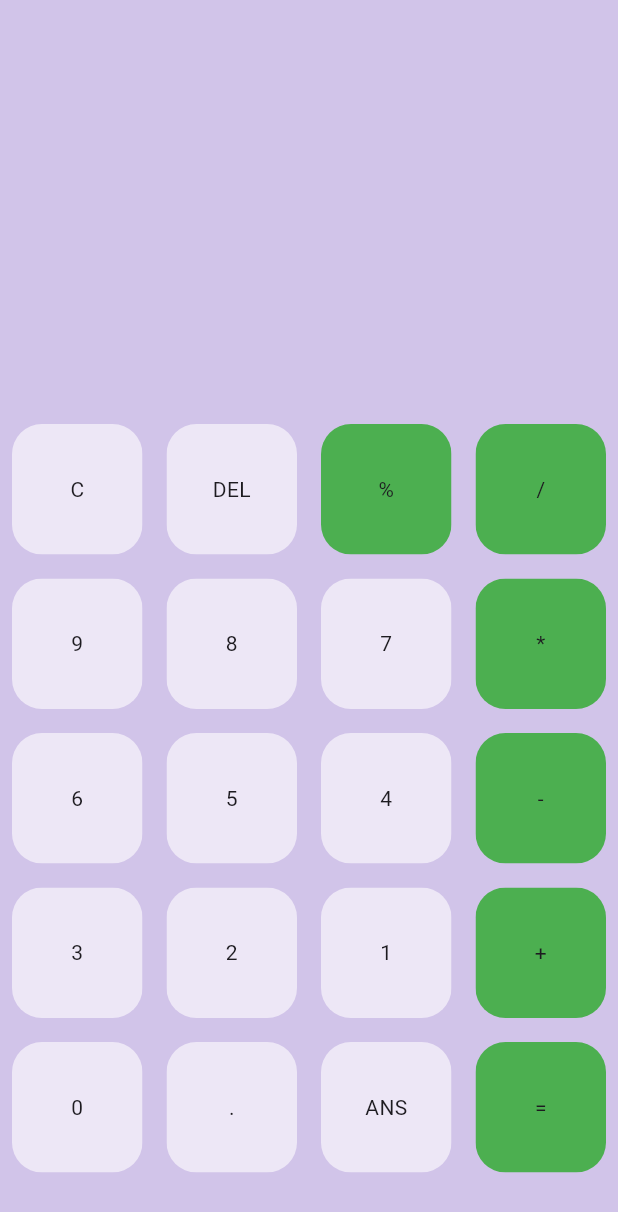
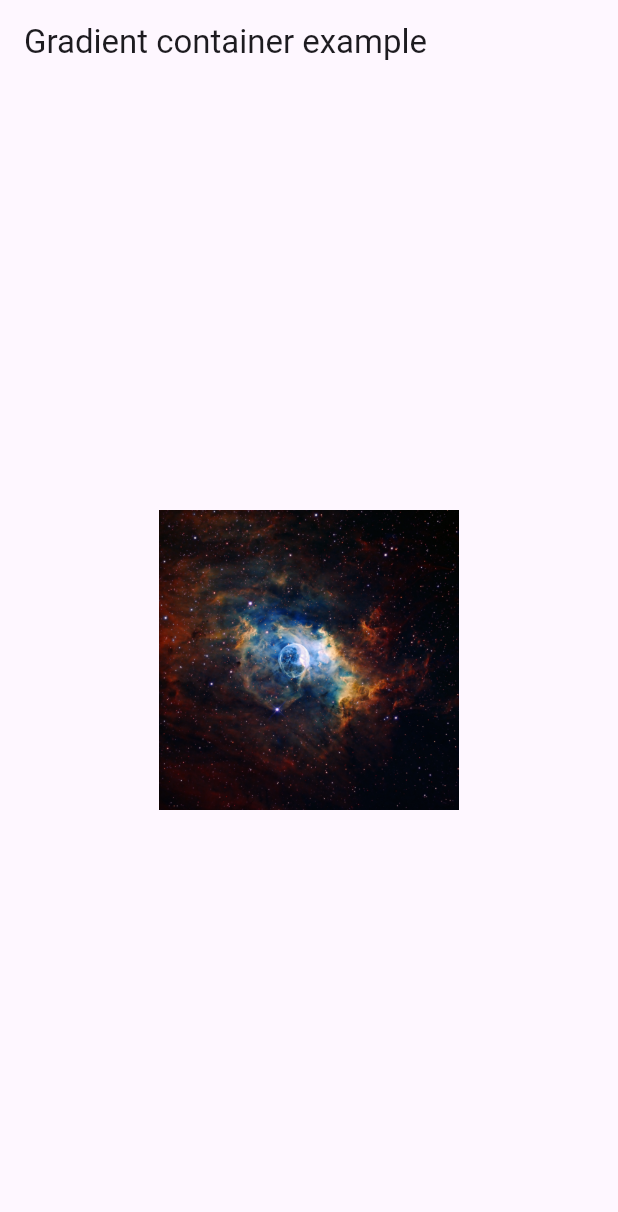
Before and after one commit to nandananp/flutter-development, a Flutter app: the screen it shows after launch, on a phone screen of 412 x 824 dp. Shown: the top 1212 px of the screen. Run offline on Flutter 3.47's test engine with Material 3 defaults, Android fonts, the phone set to English and light mode, and no system bars.

Commit message:
feat:secondapp

```diff
--- a/lib/buttons.dart
+++ /dev/null
@@ -1,33 +0,0 @@
-import 'package:flutter/material.dart';
-
-class MyButton extends StatelessWidget {
-  // ignore: prefer_typing_uninitialized_variables
-  final color;
-  // ignore: prefer_typing_uninitialized_variables
-  final textcolor;
-  final String buttontext;
-  const MyButton(
-      {super.key,
-      this.color,
-      this.textcolor,
-      required this.buttontext,
-      required Color textColor});
-
-  @override
-  Widget build(BuildContext context) {
-    return Padding(
-      padding: const EdgeInsets.all(8.0),
-      child: ClipRRect(
-        borderRadius: BorderRadius.circular(20),
-        child: Container(
-            color: color,
-            child: Center(
-              child: Text(
-                buttontext,
-                style: TextStyle(color: textcolor),
-              ),
-            )),
-      ),
-    );
-  }
-}
--- a/lib/main.dart
+++ b/lib/main.dart
@@ -1,94 +1,27 @@
-// ignore_for_file: avoid_unnecessary_containers
-
-import 'package:calculator_app/buttons.dart';
 import 'package:flutter/material.dart';
 
 void main() {
-  runApp(const Calculatorapp());
+  runApp(const MyApp());
 }
 
-class Calculatorapp extends StatelessWidget {
-  //constructor
-  const Calculatorapp({Key? key}) : super(key: key);
+class MyApp extends StatelessWidget {
+  const MyApp({Key? key}) : super(key: key);
 
-//build function
   @override
   Widget build(BuildContext context) {
-    return const MaterialApp(
-      debugShowCheckedModeBanner: false,
-      //calling homepage state
-      home: HomePage(),
+    return MaterialApp(
+      home: Scaffold(
+        appBar: AppBar(
+          title: const Text('Gradient container example'),
+        ),
+        body: Center(
+          child: SizedBox(
+            height: 500,
+            width: 200,
+            child: Image.asset('assets/images/space.jpg'),
+          ),
+        ),
+      ),
     );
   }
 }
-
-//definition of homePageState function
-class HomePage extends StatefulWidget {
-  const HomePage({Key? key}) : super(key: key);
-
-  @override
-  HomePageState createState() => HomePageState();
-}
-
-class HomePageState extends State<HomePage> {
-  final List<String> buttons = [
-    'C',
-    'DEL',
-    '%',
-    '/',
-    '9',
-    '8',
-    '7',
-    '*',
-    '6',
-    '5',
-    '4',
-    '-',
-    '3',
-    '2',
-    '1',
-    '+',
-    '0',
-    '.',
-    'ANS',
-    '=',
-  ];
-  @override
-  Widget build(BuildContext context) {
-    return Scaffold(
-      backgroundColor: Colors.deepPurple[100],
-      body: Column(
-        children: <Widget>[
-          Expanded(
-            child: Container(),
-          ),
-          Expanded(
-            flex: 2,
-            child: Container(
-              child: GridView.builder(
-                  itemCount: buttons.length,
-                  gridDelegate: const SliverGridDelegateWithFixedCrossAxisCount(
-                      crossAxisCount: 4),
-                  itemBuilder: (BuildContext context, int index) {
-                    return MyButton(
-                      buttontext: buttons[index],
-                      color: isOperator(buttons[index])
-                          ? Colors.green
-                          : Colors.deepPurple[50],
-                      textColor: isOperator(buttons[index])
-                          ? Colors.green
-                          : Colors.deepPurple,
-                    );
-                  }),
-            ),
-          ),
-        ],
-      ),
-    );
-  }
-
-  bool isOperator(String x) {
-    List<String> operators = ['%', '/', '*', '+', '-', '='];
-    return operators.contains(x);
-  }
-}
--- a/pubspec.yaml
+++ b/pubspec.yaml
@@ -1,4 +1,4 @@
-name: calculator_app
+name: second_app
 description: "A new Flutter project."
 # The following line prevents the package from being accidentally published to
 # pub.dev using `flutter pub publish`. This is preferred for private packages.
@@ -53,6 +53,9 @@ dev_dependencies:
 # The following section is specific to Flutter packages.
 flutter:
 
+  assets:
+    - assets/images/space.jpg
+
   # The following line ensures that the Material Icons font is
   # included with your application, so that you can use the icons in
   # the material Icons class.
```
Also changed, not shown: assets/images/space.jpg (added), 18 other files.
